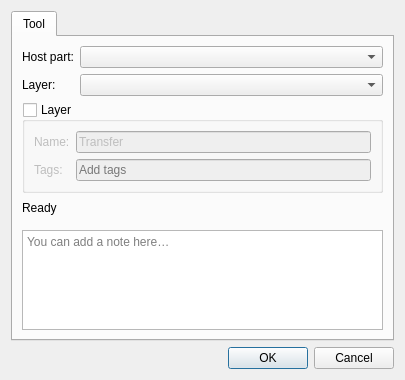
First picture: the form in src/libs/vtools/dialogs/tools/odialogtransfert.ui, repository equinox-patterns/Ostara, before the edit.
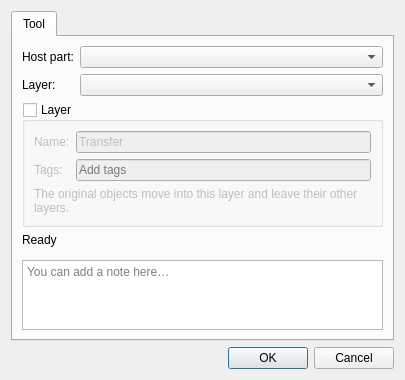
Second picture: the form after the edit. Icons and pictures are not drawn. Custom widgets are drawn as their Qt base class.

What changed in the file:
```diff
--- a/src/libs/vtools/dialogs/tools/odialogtransfert.ui
+++ b/src/libs/vtools/dialogs/tools/odialogtransfert.ui
@@ -105,6 +105,16 @@
             </property>
            </widget>
           </item>
+          <item row="2" column="0" colspan="2">
+           <widget class="QLabel" name="labelLayerHint">
+            <property name="text">
+             <string>The original objects move into this layer and leave their other layers.</string>
+            </property>
+            <property name="wordWrap">
+             <bool>true</bool>
+            </property>
+           </widget>
+          </item>
          </layout>
         </widget>
        </item>
```
